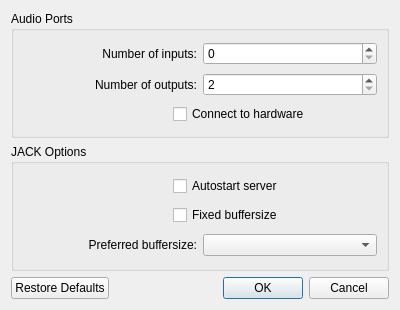
Above: gui/settings.ui from giang17/wineasio before the change. Below: the same form after it.
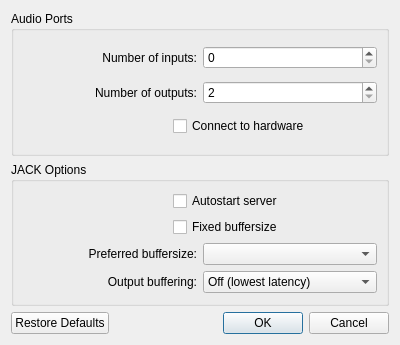
That is the form after the change.

Commit message:
gui: add Output buffering to the settings panel
The panel offers the option as off, 1 period and 2 periods, loads values
outside 0 to 2 as off like the driver, and restores off as the default.
The two buffer rows of the JACK group share their width 1:1 so that both
combo boxes line up with the port fields.

ui_settings.py is regenerated from settings.ui with PyQt5 5.15.10; its
import header is kept, the Makefile's echo does not reproduce it.

Diff of the .ui file:
```diff
--- a/gui/settings.ui
+++ b/gui/settings.ui
@@ -7,7 +7,7 @@
     <x>0</x>
     <y>0</y>
     <width>400</width>
-    <height>310</height>
+    <height>345</height>
    </rect>
   </property>
   <property name="windowTitle">
@@ -192,7 +192,7 @@
        </layout>
       </item>
       <item>
-       <layout class="QHBoxLayout" name="layout_jack_buffer_size">
+       <layout class="QHBoxLayout" name="layout_jack_buffer_size" stretch="1,1">
         <item>
          <widget class="QLabel" name="label_jack_buffer_size">
           <property name="text">
@@ -208,6 +208,55 @@
         </item>
        </layout>
       </item>
+      <item>
+       <layout class="QHBoxLayout" name="layout_jack_output_buffering" stretch="1,1">
+        <item>
+         <widget class="QLabel" name="label_jack_output_buffering">
+          <property name="toolTip">
+           <string>How many JACK periods the output of the host waits before JACK sends it.
+Off: sent in the same JACK cycle, the host has to finish within one period.
+1 or 2 periods: more time for the host, and one or two periods of added
+output latency (2.67 or 5.33 ms at 128 frames / 48 kHz), which WineASIO
+reports to the host. 2 periods is the timing of WineASIO 1.4.0 to 1.5.0.
+Default is off</string>
+          </property>
+          <property name="text">
+           <string>Output buffering:</string>
+          </property>
+          <property name="alignment">
+           <set>Qt::AlignRight|Qt::AlignTrailing|Qt::AlignVCenter</set>
+          </property>
+         </widget>
+        </item>
+        <item>
+         <widget class="QComboBox" name="cb_jack_output_buffering">
+          <property name="toolTip">
+           <string>How many JACK periods the output of the host waits before JACK sends it.
+Off: sent in the same JACK cycle, the host has to finish within one period.
+1 or 2 periods: more time for the host, and one or two periods of added
+output latency (2.67 or 5.33 ms at 128 frames / 48 kHz), which WineASIO
+reports to the host. 2 periods is the timing of WineASIO 1.4.0 to 1.5.0.
+Default is off</string>
+          </property>
+          <item>
+           <property name="text">
+            <string>Off (lowest latency)</string>
+           </property>
+          </item>
+          <item>
+           <property name="text">
+            <string>1 period</string>
+           </property>
+          </item>
+          <item>
+           <property name="text">
+            <string>2 periods</string>
+           </property>
+          </item>
+         </widget>
+        </item>
+       </layout>
+      </item>
      </layout>
     </widget>
    </item>
```
The commit also changes 3 other files.
